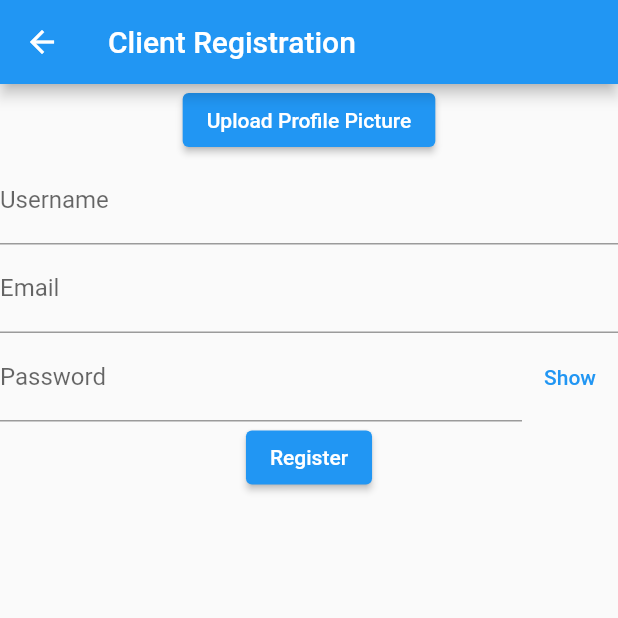
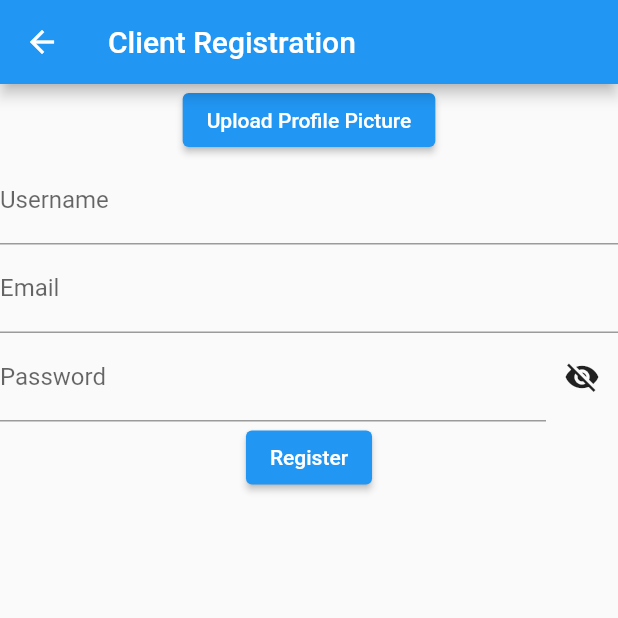
Before and after one commit to BrownYoga/Work-For-Me, a Flutter app: the ClientRegistration screen opened by its route, on a phone screen of 412 x 824 dp, the top half of it. Run offline on Flutter 3.47's test engine with Material 2 defaults, Android fonts, the phone set to English and light mode, and no system bars; our stand-ins replace flutter_spinkit, image_picker.

Commit message:
Update client_registration.dart

```diff
--- a/work_for_me/lib/client/client_registration.dart
+++ b/work_for_me/lib/client/client_registration.dart
@@ -76,13 +76,15 @@ class _ClientRegistrationState extends State<ClientRegistration> {
                     // },
                   ),
                 ),
-                TextButton(
+                IconButton(
+                icon: Icon(_obscureText
+                    ? Icons.visibility_off
+                    : Icons.visibility),
                 onPressed: () {
                   setState(() {
                     _obscureText = !_obscureText;
                   });
                 },
-                  child: Text(_obscureText ? "Show" : "Hide"),
               ),
               ],
             ),
```
Lines whose indentation alone changed are shown as unchanged.
